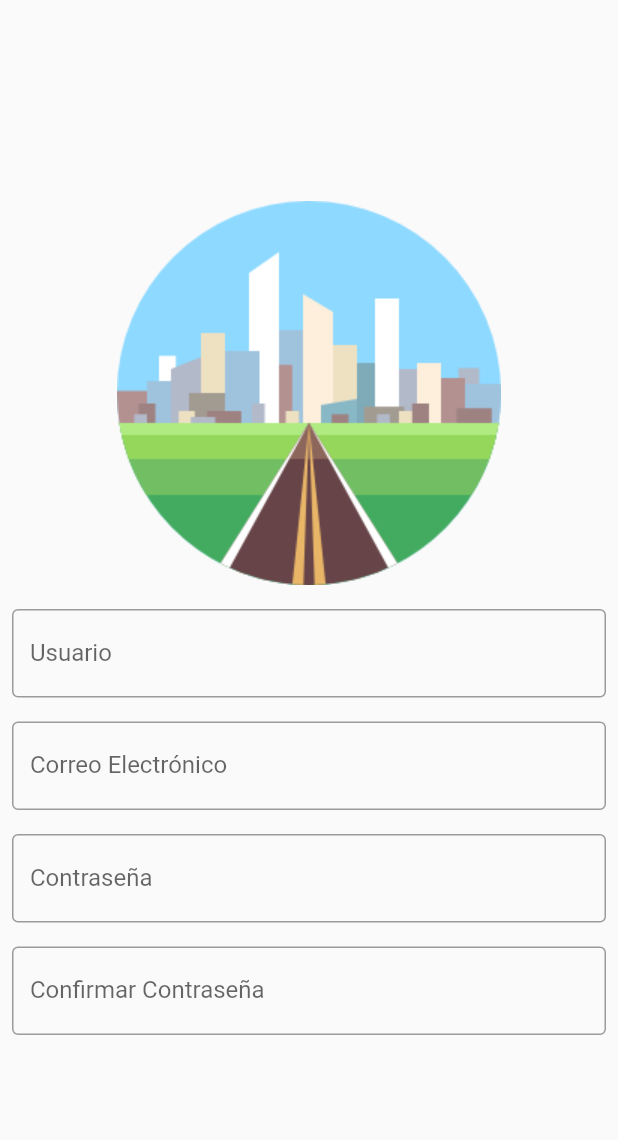
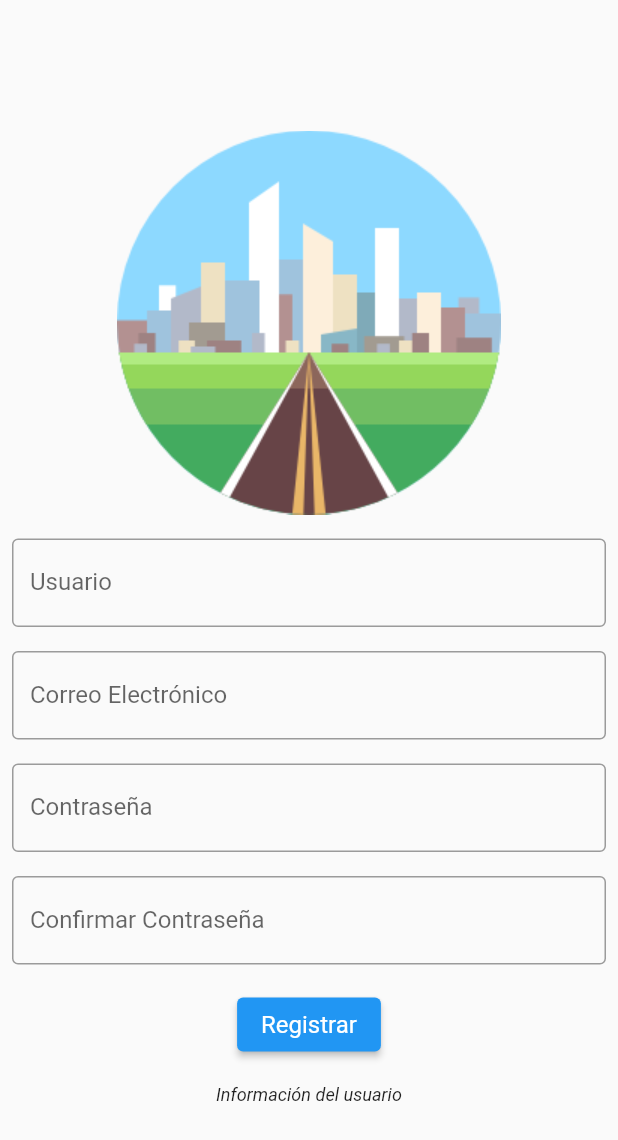
Before and after one commit to appcoder-movil/app-movil-city, a Flutter app: the screen it shows after launch, on a phone screen of 412 x 824 dp. Shown: the top 1140 px of the screen. Run offline on Flutter 3.47's test engine with Material 2 defaults, Android fonts, the phone set to English and light mode, and no system bars.

Commit message:
Página de registro con los campos de nombre, correo, contraseña, confirmar contraseña y botón registrar. Widget SingleChildScrollView y campo de texto para mostrar la información capturada.

```diff
--- a/lib/pages/register_page.dart
+++ b/lib/pages/register_page.dart
@@ -12,6 +12,13 @@ class _RegisterPageState extends State<RegisterPage> {
   final _email=TextEditingController();
   final _password=TextEditingController();
   final _confirm_password=TextEditingController();
+  String _data = "Información del usuario";
+
+  void _onRegisterPageButtonClicked(){
+    setState(() {
+      _data="Información del usuario\nNombre: ${_name.text}\nCorreo Elactŕonico: ${_email.text}";
+    });
+  }
 
   @override
   Widget build(BuildContext context) {
@@ -19,6 +26,7 @@ class _RegisterPageState extends State<RegisterPage> {
       body: Padding(
         padding: EdgeInsets.symmetric(horizontal: 8, vertical: 16),
         child: Center(
+          child: SingleChildScrollView(
             child: Column(
               mainAxisAlignment: MainAxisAlignment.center,
                 children: [
@@ -59,7 +67,29 @@ class _RegisterPageState extends State<RegisterPage> {
                         border: OutlineInputBorder(), labelText: 'Confirmar Contraseña'),
                     keyboardType: TextInputType.text,
                   ),
+                  const SizedBox(
+                    height: 16.0,
+                  ),
+                  ElevatedButton(
+                    style: TextButton.styleFrom(
+                      textStyle: TextStyle(fontSize: 16),
+                    ),
+                    onPressed: () {
+                      _onRegisterPageButtonClicked();
+                    },
+                    child: const Text('Registrar'),
+                  ),
+                  const SizedBox(
+                    height: 16.0,
+                  ),
+                  Text(
+                    _data,
+                    style: const TextStyle(
+                      fontSize: 12, fontStyle: FontStyle.italic,
+                    ),
+                  )
                 ],
+            ),
           ),
         ),
       ),
```
Lines whose indentation alone changed are shown as unchanged.
